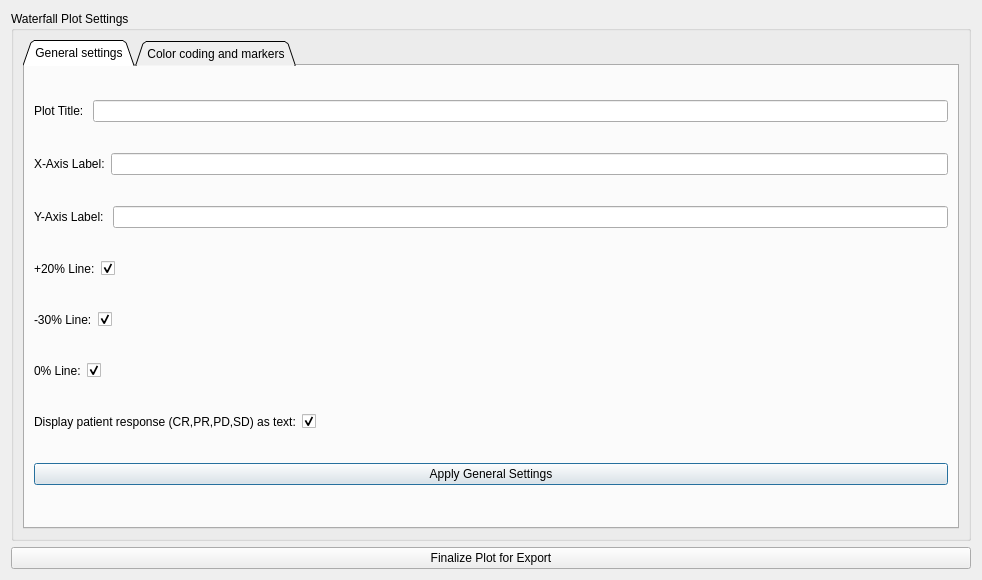
Before: the Qt Designer form qt_gui/waterfall.ui in Ngoyal95/OncoPlotter, drawn with Qt 5.
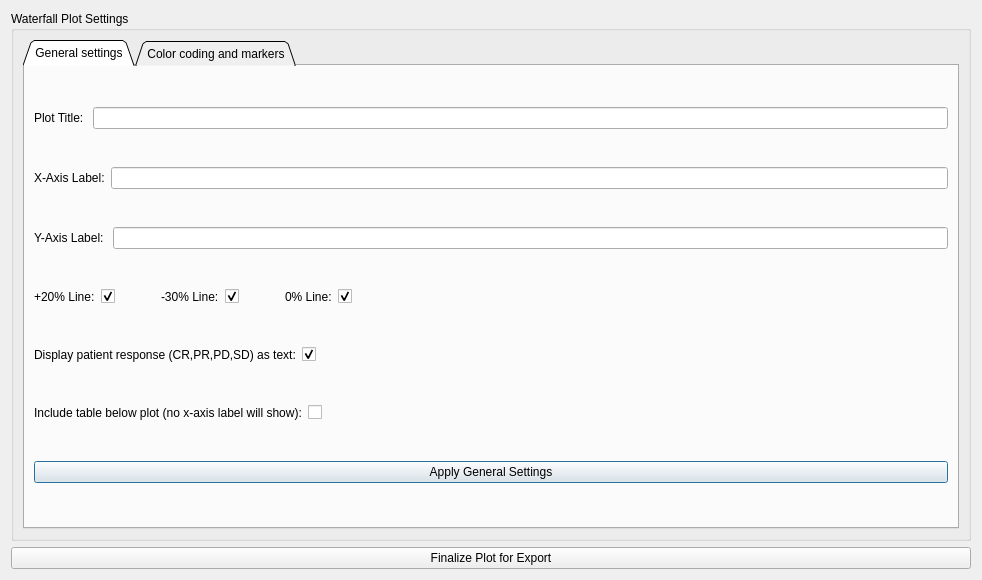
After: the same form once the commit is applied.

Commit message: Unstable build - conflict between waterfall and swimmer plotting widgets, only one can function at a time (other needs to be commented out)

Patch:
```diff
--- a/qt_gui/waterfall.ui
+++ b/qt_gui/waterfall.ui
@@ -95,10 +95,13 @@
              </widget>
             </item>
             <item>
-             <spacer name="horizontalSpacer_3">
+             <spacer name="horizontalSpacer_5">
               <property name="orientation">
                <enum>Qt::Horizontal</enum>
               </property>
+              <property name="sizeType">
+               <enum>QSizePolicy::Minimum</enum>
+              </property>
               <property name="sizeHint" stdset="0">
                <size>
                 <width>40</width>
@@ -107,13 +110,6 @@
               </property>
              </spacer>
             </item>
-           </layout>
-          </item>
-          <item>
-           <layout class="QHBoxLayout" name="thirty_percent_line_layout">
-            <property name="sizeConstraint">
-             <enum>QLayout::SetNoConstraint</enum>
-            </property>
             <item>
              <widget class="QLabel" name="label_5">
               <property name="text">
@@ -132,10 +128,13 @@
              </widget>
             </item>
             <item>
-             <spacer name="horizontalSpacer">
+             <spacer name="horizontalSpacer_6">
               <property name="orientation">
                <enum>Qt::Horizontal</enum>
               </property>
+              <property name="sizeType">
+               <enum>QSizePolicy::Minimum</enum>
+              </property>
               <property name="sizeHint" stdset="0">
                <size>
                 <width>40</width>
@@ -144,10 +143,6 @@
               </property>
              </spacer>
             </item>
-           </layout>
-          </item>
-          <item>
-           <layout class="QHBoxLayout" name="zero_percent_line_layout">
             <item>
              <widget class="QLabel" name="label_6">
               <property name="text">
@@ -166,7 +161,7 @@
              </widget>
             </item>
             <item>
-             <spacer name="horizontalSpacer_2">
+             <spacer name="horizontalSpacer_3">
               <property name="orientation">
                <enum>Qt::Horizontal</enum>
               </property>
@@ -214,6 +209,37 @@
             </item>
            </layout>
           </item>
+          <item>
+           <layout class="QHBoxLayout" name="horizontalLayout_4">
+            <item>
+             <widget class="QLabel" name="label_8">
+              <property name="text">
+               <string>Include table below plot (no x-axis label will show):</string>
+              </property>
+             </widget>
+            </item>
+            <item>
+             <widget class="QCheckBox" name="include_table">
+              <property name="text">
+               <string/>
+              </property>
+             </widget>
+            </item>
+            <item>
+             <spacer name="horizontalSpacer">
+              <property name="orientation">
+               <enum>Qt::Horizontal</enum>
+              </property>
+              <property name="sizeHint" stdset="0">
+               <size>
+                <width>40</width>
+                <height>20</height>
+               </size>
+              </property>
+             </spacer>
+            </item>
+           </layout>
+          </item>
           <item>
            <widget class="QPushButton" name="btn_apply_general_settings">
             <property name="text">
```
The commit also changes 357 other files.
